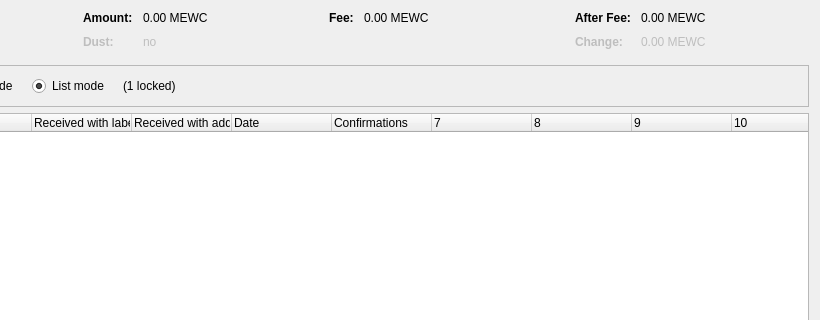
Qt form src/qt/forms/coincontroldialog.ui (cdonnachie/Slimecoin) before a commit; both pictures show x 180 to 1000 and y 0 to 320 of the 1000 by 500 pixel window.
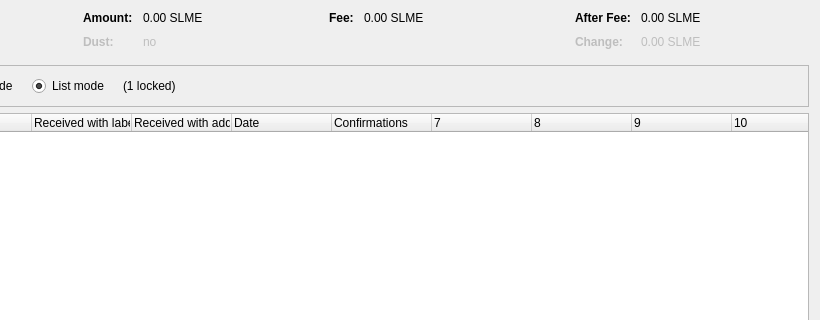
The same form after that commit. Custom widgets are drawn as their Qt base class.

What changed in the file:
```diff
--- a/src/qt/forms/coincontroldialog.ui
+++ b/src/qt/forms/coincontroldialog.ui
@@ -132,7 +132,7 @@
           <enum>Qt::ActionsContextMenu</enum>
          </property>
          <property name="text">
-          <string notr="true">0.00 MEWC</string>
+          <string notr="true">0.00 SLME</string>
          </property>
          <property name="textInteractionFlags">
           <set>Qt::LinksAccessibleByMouse|Qt::TextSelectableByKeyboard|Qt::TextSelectableByMouse</set>
@@ -212,7 +212,7 @@
           <enum>Qt::ActionsContextMenu</enum>
          </property>
          <property name="text">
-          <string notr="true">0.00 MEWC</string>
+          <string notr="true">0.00 SLME</string>
          </property>
          <property name="textInteractionFlags">
           <set>Qt::LinksAccessibleByMouse|Qt::TextSelectableByKeyboard|Qt::TextSelectableByMouse</set>
@@ -257,7 +257,7 @@
           <enum>Qt::ActionsContextMenu</enum>
          </property>
          <property name="text">
-          <string notr="true">0.00 MEWC</string>
+          <string notr="true">0.00 SLME</string>
          </property>
          <property name="textInteractionFlags">
           <set>Qt::LinksAccessibleByMouse|Qt::TextSelectableByKeyboard|Qt::TextSelectableByMouse</set>
@@ -292,7 +292,7 @@
           <enum>Qt::ActionsContextMenu</enum>
          </property>
          <property name="text">
-          <string notr="true">0.00 MEWC</string>
+          <string notr="true">0.00 SLME</string>
          </property>
          <property name="textInteractionFlags">
           <set>Qt::LinksAccessibleByMouse|Qt::TextSelectableByKeyboard|Qt::TextSelectableByMouse</set>
```
